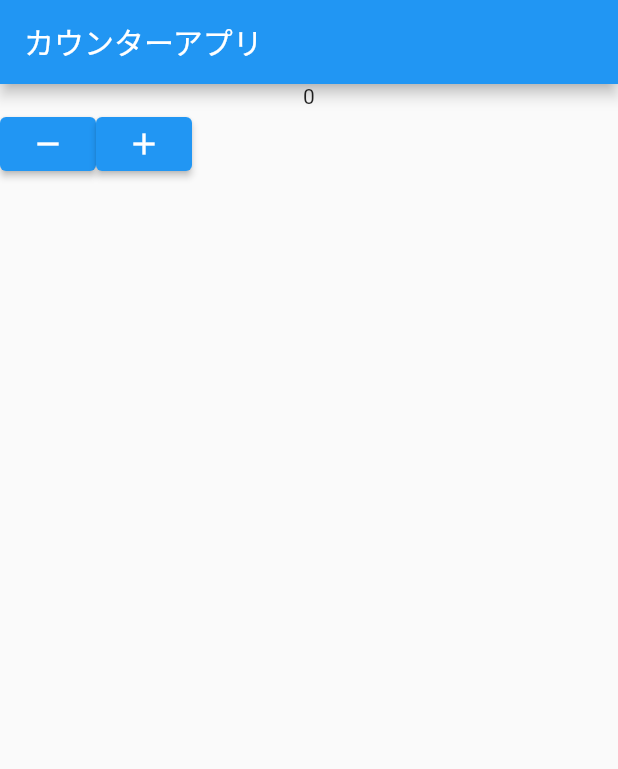
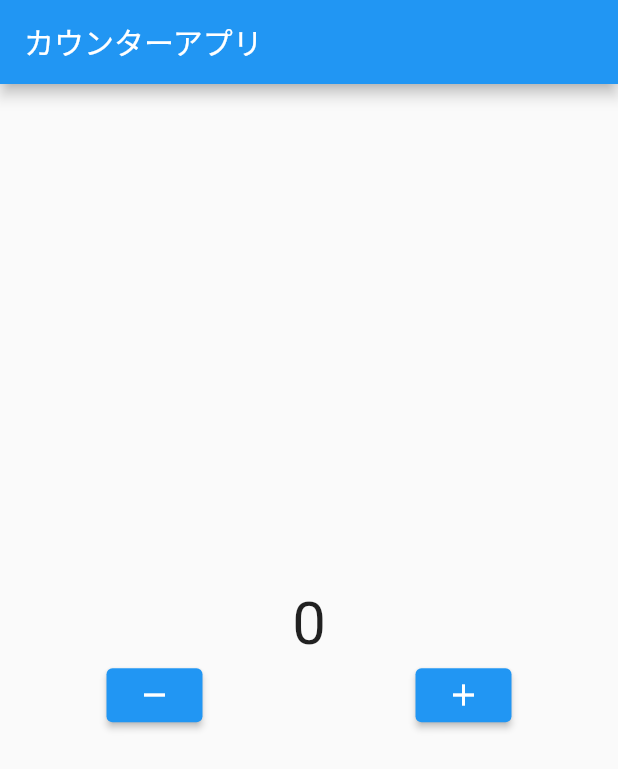
Before and after one commit to shunking-tech/kyouzai_counter, a Flutter app: the screen it shows after launch, on a phone screen of 412 x 824 dp. Shown: the top 769 px of the screen. Run offline on Flutter 3.47's test engine with Material 2 defaults, Android fonts, the phone set to English and light mode, and no system bars.

Commit message:
Textの大きさを変える　ColumnとRowの配置調整

```diff
--- a/lib/main.dart
+++ b/lib/main.dart
@@ -30,9 +30,11 @@ class _HomeState extends State<Home> {
         title: Text("カウンターアプリ"),
       ),
       body: Column(
+        mainAxisAlignment: MainAxisAlignment.center,
         children: [
-          Text("0"),
+          Text("0", style: TextStyle(fontSize: 40),),
           Row(
+            mainAxisAlignment: MainAxisAlignment.spaceAround,
             children: [
               ElevatedButton(
                 child: Icon(Icons.remove),
```
